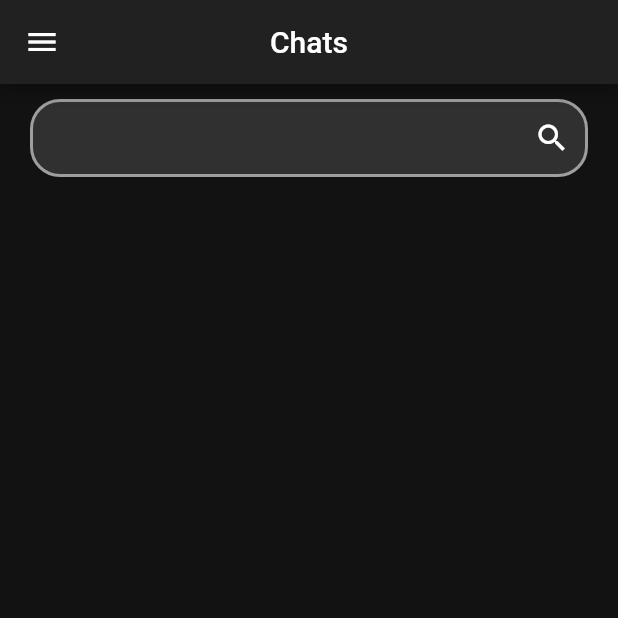
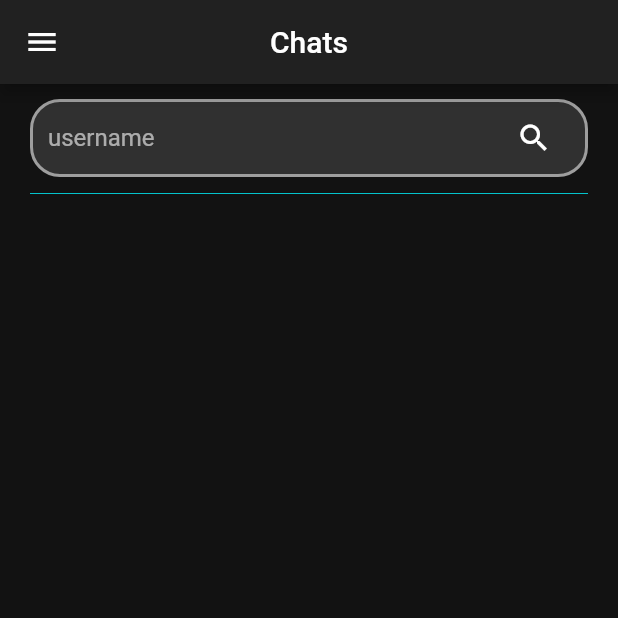
Before and after one commit to minsaf7/Flutter-chat-app-with-Firebase, a Flutter app: the Home screen opened directly, on a phone screen of 412 x 824 dp, the top half of it. Run offline on Flutter 3.47's test engine with Material 2 defaults, Android fonts, the phone set to English and light mode, and no system bars; our stand-ins replace cloud_firestore, firebase_auth, firebase_core, google_fonts, google_sign_in, shared_preferences; accounts and stored records are empty; Roboto replaces fonts that are missing (Ubuntu).

Commit message:
User search

```diff
--- a/snailmail/lib/Screens/Home.dart
+++ b/snailmail/lib/Screens/Home.dart
@@ -1,7 +1,10 @@
+import 'package:cloud_firestore/cloud_firestore.dart';
+import 'package:firebase_auth/firebase_auth.dart';
 import 'package:flutter/material.dart';
 import 'package:google_fonts/google_fonts.dart';
 import 'package:snailmail/Screens/SignIn.dart';
 import 'package:snailmail/Services/Authenticate.dart';
+import 'package:snailmail/Services/Database.dart';
 
 class Home extends StatefulWidget {
   const Home({Key? key}) : super(key: key);
@@ -13,6 +16,20 @@ class Home extends StatefulWidget {
 class _HomeState extends State<Home> {
   Color mainColor = Color(0xFF04c3cb);
   Color secondColor = Color(0xFF121212);
+
+  FirebaseAuth auth = FirebaseAuth.instance;
+  bool isSearchig = false;
+  late Stream? usersStream = Stream.empty();
+
+  TextEditingController search = TextEditingController();
+
+  @override
+  void initState() {
+    // TODO: implement initState
+    super.initState();
+    //usersStream;
+  }
+
   @override
   Widget build(BuildContext context) {
     return Scaffold(
@@ -27,7 +44,9 @@ class _HomeState extends State<Home> {
         child: ListView(
           children: [
             DrawerHeader(
-              child: Text("Minsaf"),
+              child: CircleAvatar(
+                  // backgroundImage: NetworkImage(photoURl!),
+                  ),
             ),
             ElevatedButton(
               onPressed: () {
@@ -48,7 +67,23 @@ class _HomeState extends State<Home> {
           child: Column(
             children: [
               //search containet
-              Container(
+              Row(
+                children: [
+                  isSearchig
+                      ? Padding(
+                          padding: const EdgeInsets.only(right: 5),
+                          child: IconButton(
+                              onPressed: () {
+                                setState(() {
+                                  isSearchig = false;
+                                  search.clear();
+                                });
+                              },
+                              icon: Icon(Icons.arrow_back)),
+                        )
+                      : Container(),
+                  Expanded(
+                    child: Container(
                       decoration: BoxDecoration(
                           color: Colors.grey[850],
                           border: Border.all(
@@ -64,18 +99,96 @@ class _HomeState extends State<Home> {
                           children: [
                             Expanded(
                               child: TextField(
-                          decoration: InputDecoration(border: InputBorder.none),
+                                controller: search,
+                                decoration: InputDecoration(
+                                    border: InputBorder.none,
+                                    hintText: "username"),
                               ),
                             ),
-                      Icon(Icons.search)
+                            IconButton(
+                                onPressed: () {
+                                  if (search.text != "") {
+                                    onSearch();
+                                  }
+                                },
+                                icon: Icon(Icons.search)),
                           ],
                         ),
                       ),
+                    ),
                   )
+                ],
+              ),
+              SizedBox(
+                height: 10,
+              ),
+              Divider(
+                color: mainColor,
+                height: 2,
+              ),
+
+              isSearchig ? searchList() : chatRooms()
             ],
           ),
         ),
       ),
     );
   }
+
+  onSearch() async {
+    setState(() {
+      isSearchig = true;
+    });
+    usersStream = await Databases().searchUser(search.text);
+
+    //print("USER: " + usersStream.length.toString());]
   }
+
+  Widget searchList() {
+    return StreamBuilder(
+      stream: usersStream,
+      builder: (context, AsyncSnapshot snapshot) {
+        return snapshot.hasData
+            ? ListView.builder(
+                itemCount: snapshot.data.docs.length,
+                shrinkWrap: true,
+                itemBuilder: (context, index) {
+                  DocumentSnapshot documentSnapshot = snapshot.data.docs[index];
+                  return Padding(
+                    padding: const EdgeInsets.all(10.0),
+                    // child: Container(
+                    //   child: Row(
+                    //     children: [
+                    //       CircleAvatar(
+                    //         backgroundImage:
+                    //             NetworkImage(documentSnapshot["profileURL"]),
+                    //       ),
+                    //       SizedBox(width: 10),
+                    //       Text(documentSnapshot["name"])
+                    //     ],
+                    //   ),
+                    // ),
+                    child: ListTile(
+                      onTap: () {
+                        print(documentSnapshot.id);
+                        documentSnapshot.id;
+                      },
+                      leading: CircleAvatar(
+                        backgroundImage:
+                            NetworkImage(documentSnapshot["profileURL"]),
+                      ),
+                      title: Text(documentSnapshot["name"]),
+                    ),
+                  );
+                })
+            : CircularProgressIndicator();
+      },
+    );
+  }
+
+  chatRooms() {
+    return Container(
+      child: ListTile(),
+    );
+  }
+}
--- a/snailmail/lib/Screens/SignIn.dart
+++ b/snailmail/lib/Screens/SignIn.dart
@@ -49,7 +49,7 @@ class _SignInState extends State<SignIn> {
                 )),
               ),
             ),
-            SizedBox(height: 260),
+            SizedBox(height: MediaQuery.of(context).size.height * 0.4),
             Text(
               "By Minsaf",
               style: GoogleFonts.ubuntu(color: mainColor),
--- a/snailmail/lib/Services/Database.dart
+++ b/snailmail/lib/Services/Database.dart
@@ -3,9 +3,17 @@ import 'package:cloud_firestore/cloud_firestore.dart';
 class Databases {
   //uploading user details to firestore
   Future addUser(String userId, Map<String, dynamic> userinfo) async {
+    print(userinfo);
     return FirebaseFirestore.instance
         .collection("users")
         .doc(userId)
         .set(userinfo);
   }
+
+  Future<Stream<QuerySnapshot>> searchUser(String username) async {
+    return FirebaseFirestore.instance
+        .collection("users")
+        .where("username", isGreaterThanOrEqualTo: username)
+        .snapshots();
+  }
 }
```
Lines whose indentation alone changed are shown as unchanged.
